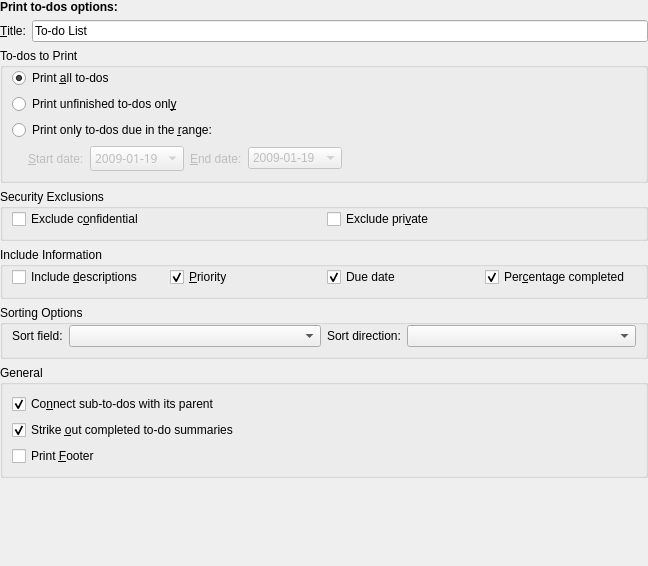
Old version of the form src/printing/calprinttodoconfig_base.ui in the repository KDE/calendarsupport.
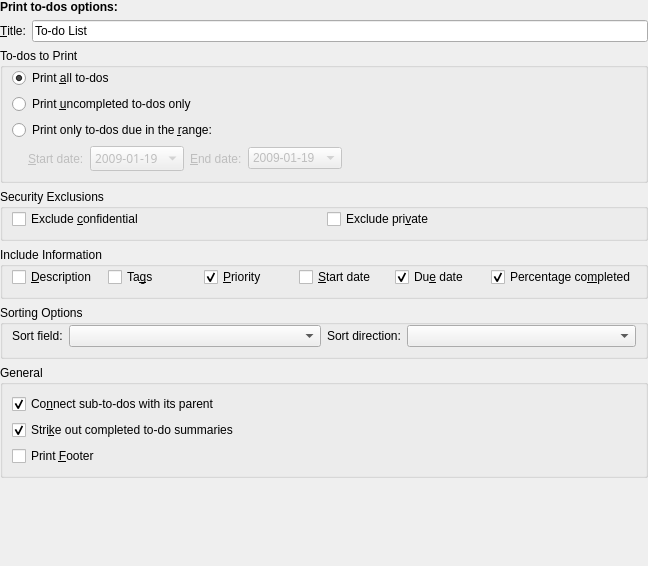
New version of the form. Custom widgets are drawn as their Qt base class.

Commit message:
Allow inclusion of categories and start dates in the printed to-do list
 * Added check boxes to the configuration dialog to allow inclusion of
   the to-do categories (tags) and start date.
 * Added optional headers and data colums to the print-out.

Patch:
```diff
--- a/src/printing/calprinttodoconfig_base.ui
+++ b/src/printing/calprinttodoconfig_base.ui
@@ -87,7 +87,7 @@
          <bool>true</bool>
         </property>
         <property name="text">
-         <string>Print unfinished to-dos onl&amp;y</string>
+         <string>Print &amp;uncompleted to-dos only</string>
         </property>
        </widget>
       </item>
@@ -256,7 +256,7 @@
          <string>Check this option to exclude confidential events.</string>
         </property>
         <property name="text">
-         <string>Exclude c&amp;onfidential</string>
+         <string>Exclude &amp;confidential</string>
         </property>
        </widget>
       </item>
@@ -294,7 +294,20 @@
          <string>Check this option if you want to see the item descriptions printed.</string>
         </property>
         <property name="text">
-         <string>Include &amp;descriptions</string>
+         <string>&amp;Description</string>
+        </property>
+       </widget>
+      </item>
+      <item>
+       <widget class="QCheckBox" name="mCategories">
+        <property name="toolTip">
+         <string>Print item tags</string>
+        </property>
+        <property name="whatsThis">
+         <string>Check this option if you want to see the item tags printed.</string>
+        </property>
+        <property name="text">
+         <string>Ta&amp;gs</string>
         </property>
        </widget>
       </item>
@@ -308,13 +321,23 @@
         </property>
        </widget>
       </item>
+      <item>
+       <widget class="QCheckBox" name="mStartDate">
+        <property name="toolTip">
+         <string>Print item start dates</string>
+        </property>
+        <property name="whatsThis">
+         <string>Check this option if you want to see the item start dates (when work can begin) printed.</string>
+        </property>
+        <property name="text">
+         <string>&amp;Start date</string>
+        </property>
+       </widget>
+      </item>
       <item>
        <widget class="QCheckBox" name="mDueDate">
         <property name="text">
-         <string>Due date</string>
-        </property>
-        <property name="shortcut">
-         <string/>
+         <string>Du&amp;e date</string>
         </property>
         <property name="checked">
          <bool>true</bool>
@@ -324,7 +347,7 @@
       <item>
        <widget class="QCheckBox" name="mPercentComplete">
         <property name="text">
-         <string>Per&amp;centage completed</string>
+         <string>Percentage co&amp;mpleted</string>
         </property>
         <property name="checked">
          <bool>true</bool>
@@ -423,7 +446,7 @@
       <item>
        <widget class="QCheckBox" name="mStrikeOutCompleted">
         <property name="text">
-         <string>Strike &amp;out completed to-do summaries</string>
+         <string>Stri&amp;ke out completed to-do summaries</string>
         </property>
         <property name="checked">
          <bool>true</bool>
```
Left out of the diff: 31 changed lines with no effect on the pictures. The commit also changes 4 other files.
